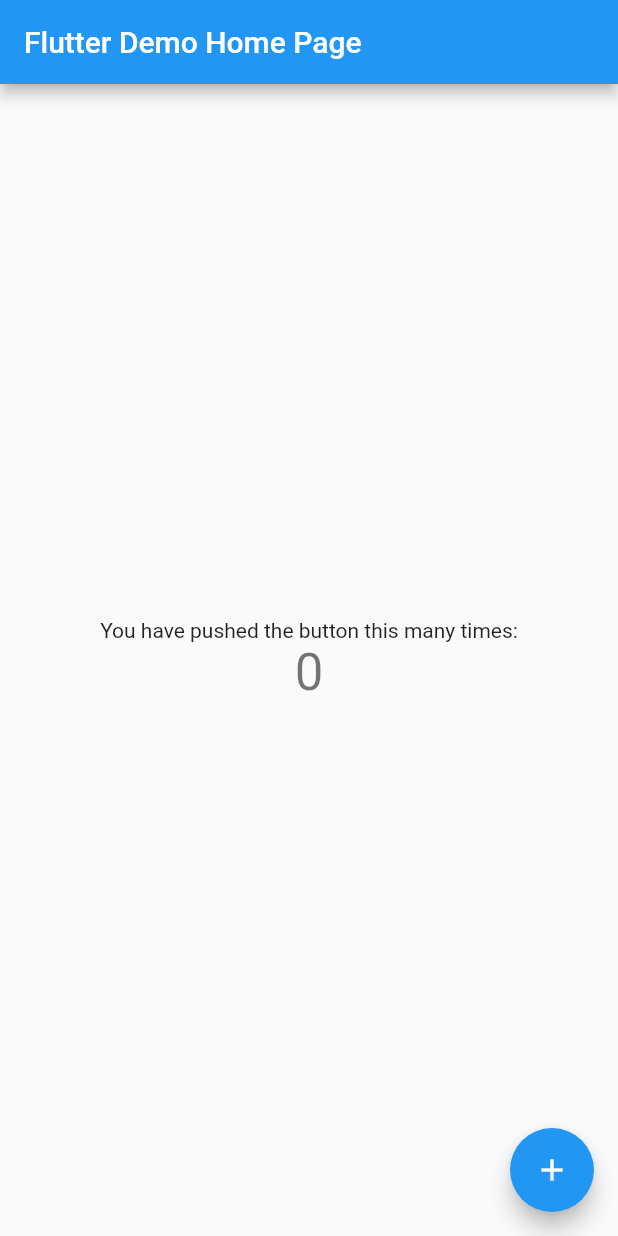
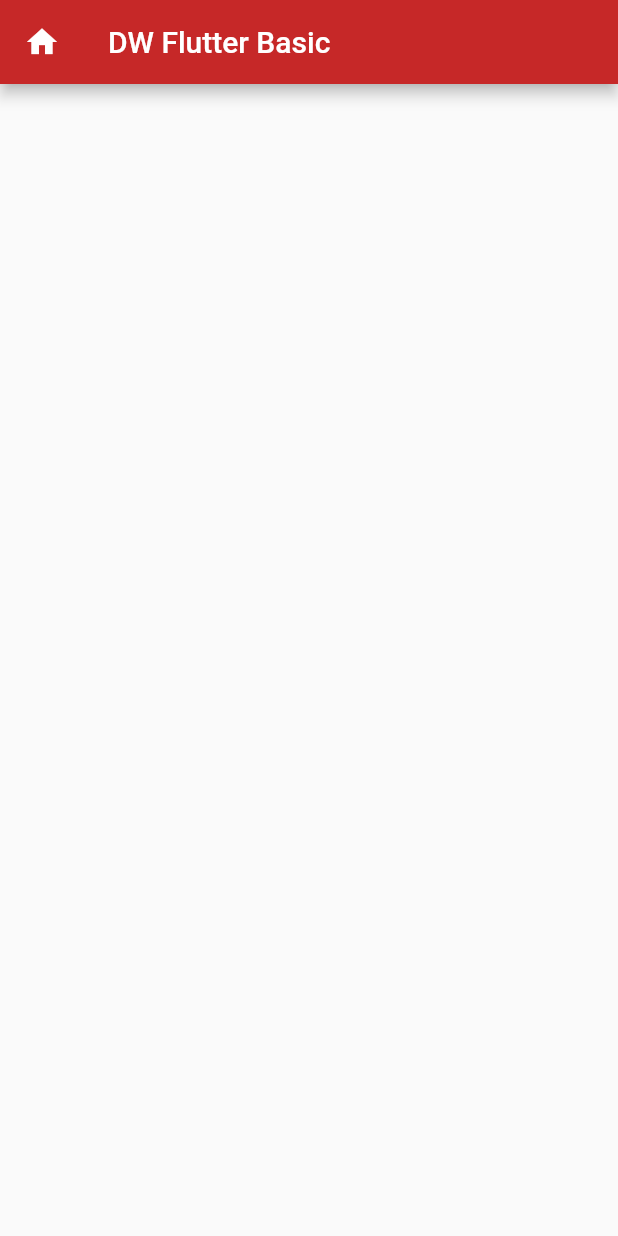
Before and after one commit to cokroyongky/FirstTestWithFlutter, a Flutter app: the screen it shows after launch, on a phone screen of 412 x 824 dp. Run offline on Flutter 3.47's test engine with Material 2 defaults, Android fonts, the phone set to English and light mode, and no system bars.

Commit message:
Penambahan App Bar Scaffold icon di header

```diff
--- a/lib/main.dart
+++ b/lib/main.dart
@@ -1,111 +1,20 @@
 import 'package:flutter/material.dart';
 
-void main() => runApp(MyApp());
 
-class MyApp extends StatelessWidget {
-  // This widget is the root of your application.
-  @override
-  Widget build(BuildContext context) {
+void main(){
+  runApp(HomePage());
+}
+
+class HomePage extends StatelessWidget{
+  build(context){
     return MaterialApp(
-      title: 'Flutter Demo',
-      theme: ThemeData(
-        // This is the theme of your application.
-        //
-        // Try running your application with "flutter run". You'll see the
-        // application has a blue toolbar. Then, without quitting the app, try
-        // changing the primarySwatch below to Colors.green and then invoke
-        // "hot reload" (press "r" in the console where you ran "flutter run",
-        // or simply save your changes to "hot reload" in a Flutter IDE).
-        // Notice that the counter didn't reset back to zero; the application
-        // is not restarted.
-        primarySwatch: Colors.blue,
-      ),
-      home: MyHomePage(title: 'Flutter Demo Home Page'),
+      home: Scaffold(
+        appBar: AppBar(
+          backgroundColor: Colors.red[800],
+          leading: Icon(Icons.home),
+          title: Text('DW Flutter Basic'),
+        )
+      )
     );
   }
 }
-
-class MyHomePage extends StatefulWidget {
-  MyHomePage({Key key, this.title}) : super(key: key);
-
-  // This widget is the home page of your application. It is stateful, meaning
-  // that it has a State object (defined below) that contains fields that affect
-  // how it looks.
-
-  // This class is the configuration for the state. It holds the values (in this
-  // case the title) provided by the parent (in this case the App widget) and
-  // used by the build method of the State. Fields in a Widget subclass are
-  // always marked "final".
-
-  final String title;
-
-  @override
-  _MyHomePageState createState() => _MyHomePageState();
-}
-
-class _MyHomePageState extends State<MyHomePage> {
-  int _counter = 0;
-
-  void _incrementCounter() {
-    setState(() {
-      // This call to setState tells the Flutter framework that something has
-      // changed in this State, which causes it to rerun the build method below
-      // so that the display can reflect the updated values. If we changed
-      // _counter without calling setState(), then the build method would not be
-      // called again, and so nothing would appear to happen.
-      _counter++;
-    });
-  }
-
-  @override
-  Widget build(BuildContext context) {
-    // This method is rerun every time setState is called, for instance as done
-    // by the _incrementCounter method above.
-    //
-    // The Flutter framework has been optimized to make rerunning build methods
-    // fast, so that you can just rebuild anything that needs updating rather
-    // than having to individually change instances of widgets.
-    return Scaffold(
-      appBar: AppBar(
-        // Here we take the value from the MyHomePage object that was created by
-        // the App.build method, and use it to set our appbar title.
-        title: Text(widget.title),
-      ),
-      body: Center(
-        // Center is a layout widget. It takes a single child and positions it
-        // in the middle of the parent.
-        child: Column(
-          // Column is also layout widget. It takes a list of children and
-          // arranges them vertically. By default, it sizes itself to fit its
-          // children horizontally, and tries to be as tall as its parent.
-          //
-          // Invoke "debug painting" (press "p" in the console, choose the
-          // "Toggle Debug Paint" action from the Flutter Inspector in Android
-          // Studio, or the "Toggle Debug Paint" command in Visual Studio Code)
-          // to see the wireframe for each widget.
-          //
-          // Column has various properties to control how it sizes itself and
-          // how it positions its children. Here we use mainAxisAlignment to
-          // center the children vertically; the main axis here is the vertical
-          // axis because Columns are vertical (the cross axis would be
-          // horizontal).
-          mainAxisAlignment: MainAxisAlignment.center,
-          children: <Widget>[
-            Text(
-              'You have pushed the button this many times:',
-            ),
-            Text(
-              '$_counter',
-              style: Theme.of(context).textTheme.display1,
-            ),
-          ],
-        ),
-      ),
-      floatingActionButton: FloatingActionButton(
-        onPressed: _incrementCounter,
-        tooltip: 'Increment',
-        child: Icon(Icons.add),
-      ), // This trailing comma makes auto-formatting nicer for build methods.
-    );
-  }
-}
```
